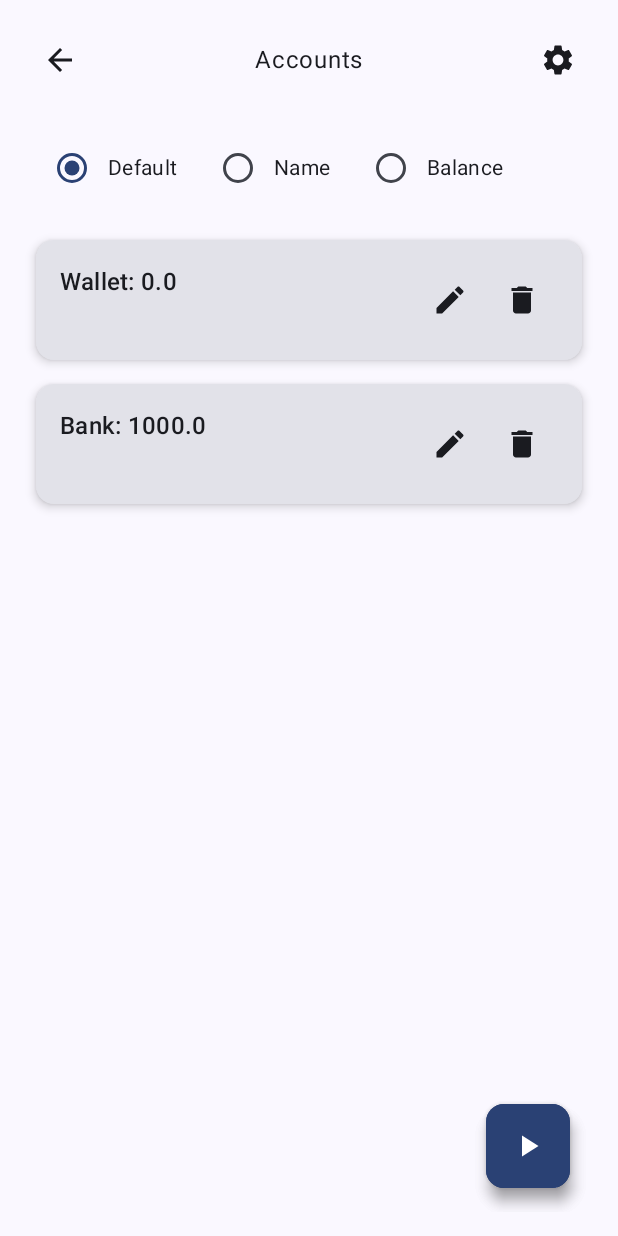
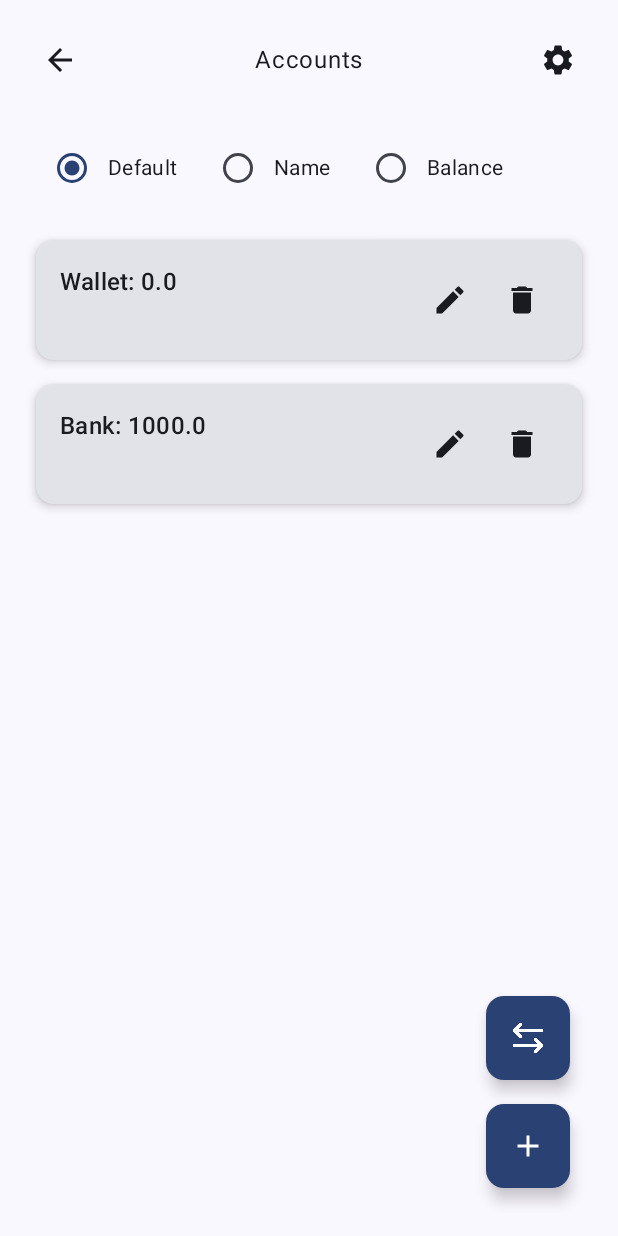
Before and after one commit to aleksl11/Finanse, an Android app built with Jetpack Compose: the screen it shows after launch (MainActivity), after a tap on "Accounts", on a phone screen of 412 x 824 dp. Run offline under Robolectric (Android 15) with nearby library versions, the phone set to English and light mode, and no system bars; our stand-ins replace Room's generated code.

Commit message:
fixed transfers + transfer icon

```diff
--- a/app/src/main/java/com/example/finanse/dao/AccountDao.kt
+++ b/app/src/main/java/com/example/finanse/dao/AccountDao.kt
@@ -34,7 +34,7 @@ interface AccountDao {
     fun updateAccountBalance(amount: Double, accountId: Int)
 
     @Query("UPDATE account SET balance = balance - :transferAmount where name = :accountOneName ")
-    fun makeTransferPartOne(accountOneName: String, transferAmount: String)
+    suspend fun makeTransferPartOne(accountOneName: String, transferAmount: String)
     @Query("UPDATE account SET balance = balance + :transferAmount where name = :accountTwoName ")
-    fun makeTransferPartTwo(accountTwoName: String, transferAmount: String)
+    suspend fun makeTransferPartTwo(accountTwoName: String, transferAmount: String)
 }
--- a/app/src/main/java/com/example/finanse/screens/Accounts.kt
+++ b/app/src/main/java/com/example/finanse/screens/Accounts.kt
@@ -4,7 +4,6 @@ import androidx.compose.foundation.background
 import androidx.compose.foundation.clickable
 import androidx.compose.foundation.horizontalScroll
 import androidx.compose.foundation.layout.Arrangement
-import androidx.compose.foundation.layout.Box
 import androidx.compose.foundation.layout.Column
 import androidx.compose.foundation.layout.Row
 import androidx.compose.foundation.layout.Spacer
@@ -23,7 +22,6 @@ import androidx.compose.material.icons.filled.Delete
 import androidx.compose.material.icons.filled.Edit
 import androidx.compose.material.icons.filled.KeyboardArrowDown
 import androidx.compose.material.icons.filled.KeyboardArrowUp
-import androidx.compose.material.icons.filled.PlayArrow
 import androidx.compose.material3.BasicAlertDialog
 import androidx.compose.material3.Button
 import androidx.compose.material3.Card
@@ -47,10 +45,12 @@ import androidx.compose.runtime.setValue
 import androidx.compose.ui.Alignment
 import androidx.compose.ui.Modifier
 import androidx.compose.ui.graphics.Color
+import androidx.compose.ui.res.painterResource
 import androidx.compose.ui.text.input.KeyboardType
 import androidx.compose.ui.unit.dp
 import androidx.compose.ui.unit.sp
 import androidx.navigation.NavController
+import com.example.finanse.R
 import com.example.finanse.TopNavBar
 import com.example.finanse.ValidateInputs
 import com.example.finanse.entities.Account
@@ -67,7 +67,19 @@ fun AccountsScreen(
 ){
     Scaffold (
         floatingActionButton = {
-            Box {
+            Column(
+                horizontalAlignment = Alignment.End, // Align to the end of the screen
+                verticalArrangement = Arrangement.spacedBy(16.dp) // Add space between buttons
+            ) {
+                FloatingActionButton(
+                    onClick = { onEvent(AccountEvent.ShowTranserDialog) },
+                    shape = MaterialTheme.shapes.medium,
+                    contentColor = Color.White,
+                    modifier = Modifier.size(56.dp),
+                    containerColor = MaterialTheme.colorScheme.primary
+                ) {
+                    Icon(painter = painterResource(R.drawable.transfer_icon), contentDescription = "Make a transfer", modifier = Modifier.size(24.dp))
+                }
                 FloatingActionButton(
                     onClick = { onEvent(AccountEvent.ShowDialog) },
                     shape = MaterialTheme.shapes.medium,
@@ -76,15 +88,6 @@ fun AccountsScreen(
                     containerColor = MaterialTheme.colorScheme.primary
                 ) {
                     Icon(imageVector = Icons.Default.Add, contentDescription = "Add an account")
-                }
-                FloatingActionButton(
-                    onClick = { onEvent(AccountEvent.ShowTranserDialog) },
-                    shape = MaterialTheme.shapes.medium,
-                    contentColor = Color.White,
-                    modifier = Modifier.size(56.dp),
-                    containerColor = MaterialTheme.colorScheme.primary
-                ) {
-                    Icon(imageVector = Icons.Default.PlayArrow, contentDescription = "Make a transfer")
                 }
             }
         },
@@ -275,11 +278,11 @@ fun MakeTransferDialog(
         ) {
             Text(text = "Make a transfer", fontSize = 20.sp, color = MaterialTheme.colorScheme.primary)
             OutlinedTextField(
-                value = state.balance,
+                value = state.transferAmount,
                 onValueChange = {
-                    if (validate.isAmountValid(it)) onEvent(AccountEvent.SetBalance(it))
+                    if (validate.isAmountValid(it)) onEvent(AccountEvent.SetTransferAmount(it))
                 },
-                label = { Text(text = "Balance") },
+                label = { Text(text = "Amount") },
                 keyboardOptions = KeyboardOptions(keyboardType = KeyboardType.Decimal),
                 modifier = Modifier.fillMaxWidth(),
                 singleLine = true
@@ -347,6 +350,8 @@ fun MakeTransferDialog(
                         }
                         else {
                             text.value = ""
+                            System.out.println(maxTransfer.value)
+                            System.out.println(state.transferAmount)
                             onEvent(AccountEvent.MakeTransfer)
                         }
                     },
@@ -356,7 +361,7 @@ fun MakeTransferDialog(
                 }
                 Spacer(modifier = Modifier.width(16.dp))
 
-                Button(onClick = { onEvent(AccountEvent.HideDialog) }, modifier = Modifier.weight(1f)) {
+                Button(onClick = { onEvent(AccountEvent.HideTranserDialog) }, modifier = Modifier.weight(1f)) {
                     Text(text = "Cancel")
                 }
             }
```
Also changed, not shown: app/src/main/java/com/example/finanse/viewModels/AccountViewModel.kt (+10 -4 lines), app/src/main/res/drawable/transfer_icon.png (added).
